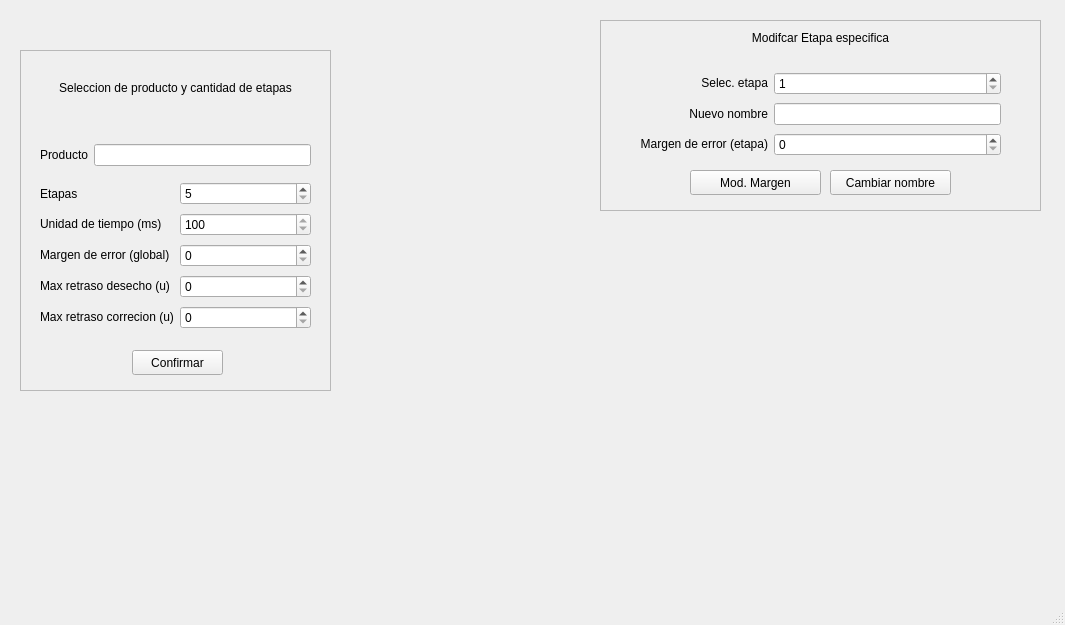
Qt form mainwindow.ui (JOQUINYD/PipelineProject) before a commit.
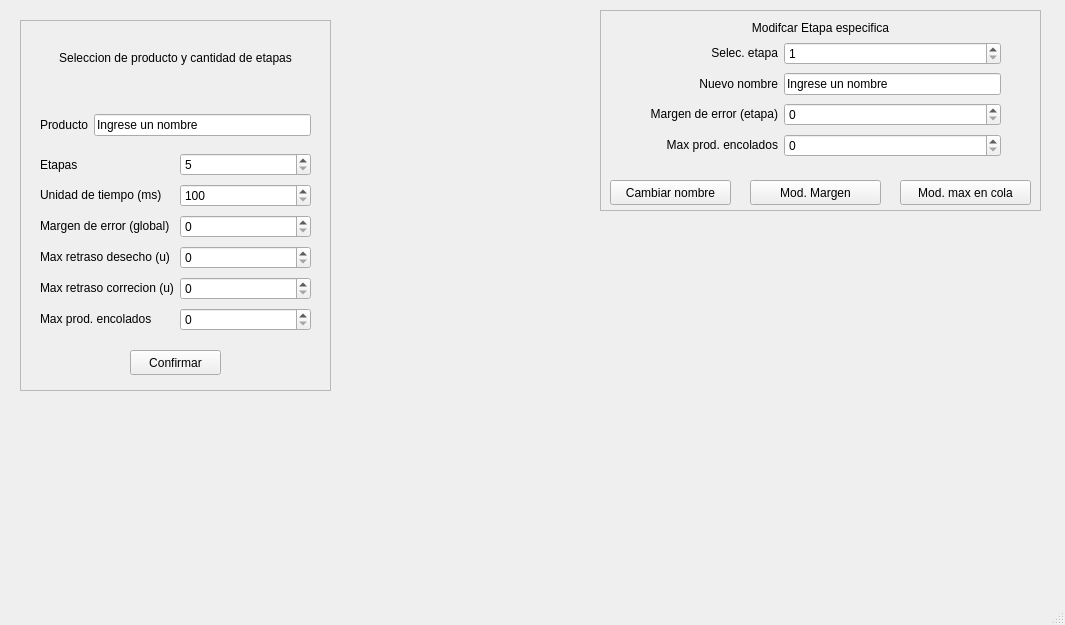
The same form after that commit. Icons and pictures are not drawn.

What changed in the file:
```diff
--- a/mainwindow.ui
+++ b/mainwindow.ui
@@ -34,9 +34,9 @@
     <property name="geometry">
      <rect>
       <x>20</x>
-      <y>50</y>
+      <y>20</y>
       <width>311</width>
-      <height>341</height>
+      <height>371</height>
      </rect>
     </property>
     <property name="frameShape">
@@ -48,8 +48,8 @@
     <widget class="QPushButton" name="btnConfirm">
      <property name="geometry">
       <rect>
-       <x>112</x>
-       <y>300</y>
+       <x>110</x>
+       <y>330</y>
        <width>91</width>
        <height>25</height>
       </rect>
@@ -92,17 +92,21 @@
        </widget>
       </item>
       <item row="0" column="1">
-       <widget class="QLineEdit" name="txtProductName"/>
+       <widget class="QLineEdit" name="txtProductName">
+        <property name="text">
+         <string>Ingrese un nombre</string>
+        </property>
+       </widget>
       </item>
      </layout>
     </widget>
-    <widget class="QWidget" name="layoutWidget">
+    <widget class="QWidget" name="">
      <property name="geometry">
       <rect>
        <x>20</x>
-       <y>130</y>
+       <y>131</y>
        <width>271</width>
-       <height>156</height>
+       <height>188</height>
       </rect>
      </property>
      <layout class="QGridLayout" name="gridLayout">
@@ -118,6 +122,9 @@
         <property name="minimum">
          <number>5</number>
         </property>
+        <property name="maximum">
+         <number>100</number>
+        </property>
        </widget>
       </item>
       <item row="1" column="0">
@@ -132,6 +139,9 @@
         <property name="minimum">
          <number>100</number>
         </property>
+        <property name="maximum">
+         <number>600000</number>
+        </property>
        </widget>
       </item>
       <item row="2" column="0">
@@ -168,6 +178,20 @@
       <item row="4" column="1">
        <widget class="QSpinBox" name="spMaxRetrasoCor"/>
       </item>
+      <item row="5" column="0">
+       <widget class="QLabel" name="label_13">
+        <property name="text">
+         <string>&lt;html&gt;&lt;head/&gt;&lt;body&gt;&lt;p&gt;Max prod. encolados&lt;/p&gt;&lt;/body&gt;&lt;/html&gt;</string>
+        </property>
+       </widget>
+      </item>
+      <item row="5" column="1">
+       <widget class="QSpinBox" name="spMaxColaGlob">
+        <property name="maximum">
+         <number>10000000</number>
+        </property>
+       </widget>
+      </item>
      </layout>
     </widget>
    </widget>
@@ -175,9 +199,9 @@
     <property name="geometry">
      <rect>
       <x>600</x>
-      <y>20</y>
+      <y>10</y>
       <width>441</width>
-      <height>191</height>
+      <height>201</height>
      </rect>
     </property>
     <property name="frameShape">
@@ -189,8 +213,8 @@
     <widget class="QPushButton" name="btnChangeEtapaName">
      <property name="geometry">
       <rect>
-       <x>230</x>
-       <y>150</y>
+       <x>10</x>
+       <y>170</y>
        <width>121</width>
        <height>25</height>
       </rect>
@@ -205,8 +229,8 @@
     <widget class="QPushButton" name="btnModMargen">
      <property name="geometry">
       <rect>
-       <x>90</x>
-       <y>150</y>
+       <x>150</x>
+       <y>170</y>
        <width>131</width>
        <height>25</height>
       </rect>
@@ -231,13 +255,29 @@
       <string>&lt;html&gt;&lt;head/&gt;&lt;body&gt;&lt;p align=&quot;center&quot;&gt;Modifcar Etapa especifica&lt;/p&gt;&lt;/body&gt;&lt;/html&gt;</string>
      </property>
     </widget>
-    <widget class="QWidget" name="layoutWidget">
+    <widget class="QPushButton" name="btnModMaxCola">
      <property name="geometry">
       <rect>
-       <x>40</x>
-       <y>50</y>
-       <width>361</width>
-       <height>91</height>
+       <x>300</x>
+       <y>170</y>
+       <width>131</width>
+       <height>25</height>
+      </rect>
+     </property>
+     <property name="cursor">
+      <cursorShape>PointingHandCursor</cursorShape>
+     </property>
+     <property name="text">
+      <string>Mod. max en cola</string>
+     </property>
+    </widget>
+    <widget class="QWidget" name="">
+     <property name="geometry">
+      <rect>
+       <x>50</x>
+       <y>30</y>
+       <width>351</width>
+       <height>123</height>
       </rect>
      </property>
      <layout class="QGridLayout" name="gridLayout_3">
@@ -266,7 +306,11 @@
        </widget>
       </item>
       <item row="1" column="1">
-       <widget class="QLineEdit" name="txtEtapaNewName"/>
+       <widget class="QLineEdit" name="txtEtapaNewName">
+        <property name="text">
+         <string>Ingrese un nombre</string>
+        </property>
+       </widget>
       </item>
       <item row="2" column="0">
        <widget class="QLabel" name="label_11">
@@ -276,7 +320,25 @@
        </widget>
       </item>
       <item row="2" column="1">
-       <widget class="QSpinBox" name="spMargenErrorLocal"/>
+       <widget class="QSpinBox" name="spMargenErrorLocal">
+        <property name="maximum">
+         <number>100</number>
+        </property>
+       </widget>
+      </item>
+      <item row="3" column="0">
+       <widget class="QLabel" name="label_14">
+        <property name="text">
+         <string>&lt;html&gt;&lt;head/&gt;&lt;body&gt;&lt;p align=&quot;right&quot;&gt;Max prod. encolados&lt;/p&gt;&lt;/body&gt;&lt;/html&gt;</string>
+        </property>
+       </widget>
+      </item>
+      <item row="3" column="1">
+       <widget class="QSpinBox" name="spMaxColaLoc">
+        <property name="maximum">
+         <number>10000000</number>
+        </property>
+       </widget>
       </item>
      </layout>
     </widget>
```
